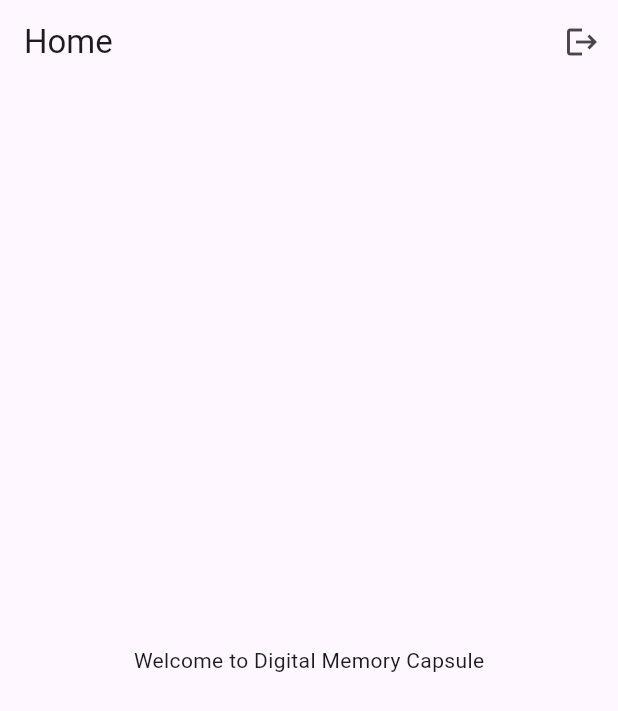
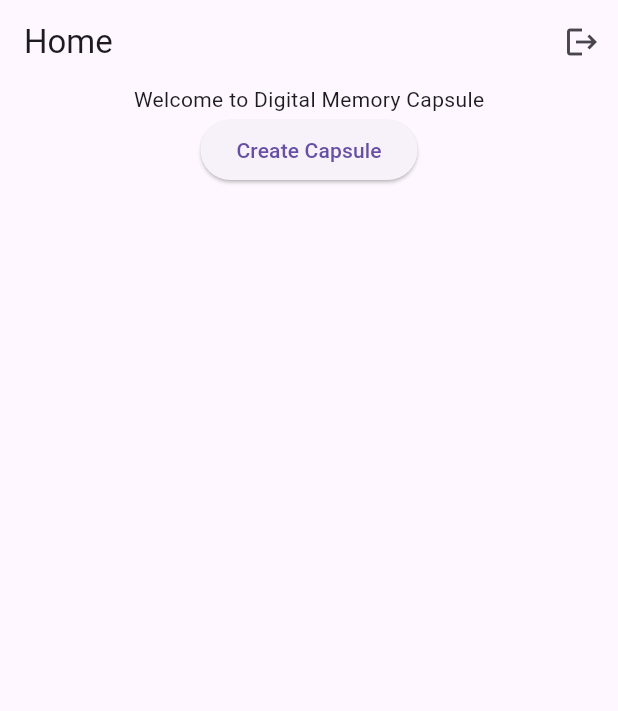
Before and after one commit to manshita21/digital-memory-capsule, a Flutter app: the screen it shows once a user with an empty profile is signed in, on a phone screen of 412 x 824 dp. Shown: the top 711 px of the screen. Run offline on Flutter 3.47's test engine with Material 3 defaults, Android fonts, the phone set to English and light mode, and no system bars; our stand-ins replace cloud_firestore, firebase_auth, firebase_core, google_sign_in; missing offline and left inert: firebase_app_check; accounts and stored records are empty.

Commit message:
Implemented capsule creation with Firestore and invite code system

```diff
--- a/lib/screens/home_screen.dart
+++ b/lib/screens/home_screen.dart
@@ -1,9 +1,11 @@
 import 'package:flutter/material.dart';
 import '../services/auth_service.dart';
 import 'login_screen.dart';
+import '../services/capsule_service.dart';
 
 class HomeScreen extends StatelessWidget {
   final AuthService _authService = AuthService();
+  final CapsuleService _capsuleService = CapsuleService();
 
   HomeScreen({super.key});
 
@@ -26,7 +28,29 @@ class HomeScreen extends StatelessWidget {
         ],
       ),
 
-      body: const Center(child: Text("Welcome to Digital Memory Capsule")),
+      body: Center(
+       child:Column(
+         children: [
+            Text("Welcome to Digital Memory Capsule"),
+           ElevatedButton(
+             onPressed: () async {
+
+               await _capsuleService.createCapsule(
+                 title: "My First Capsule",
+                 unlockDate: DateTime.now().add(Duration(days: 30)),
+                 isShared: false,
+               );
+
+               ScaffoldMessenger.of(context).showSnackBar(
+                 SnackBar(content: Text("Capsule Created")),
+               );
+
+             },
+             child: Text("Create Capsule"),
+           ),
+         ],
+       )
+      )
     );
   }
 }
```
Also changed, not shown: lib/services/capsule_service.dart (added, +61 -0 lines).
